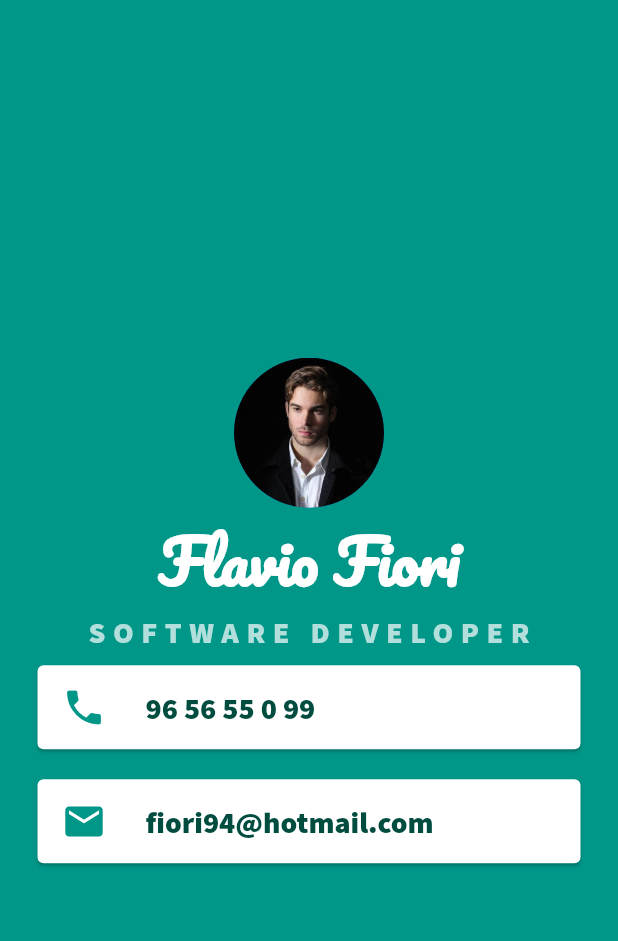
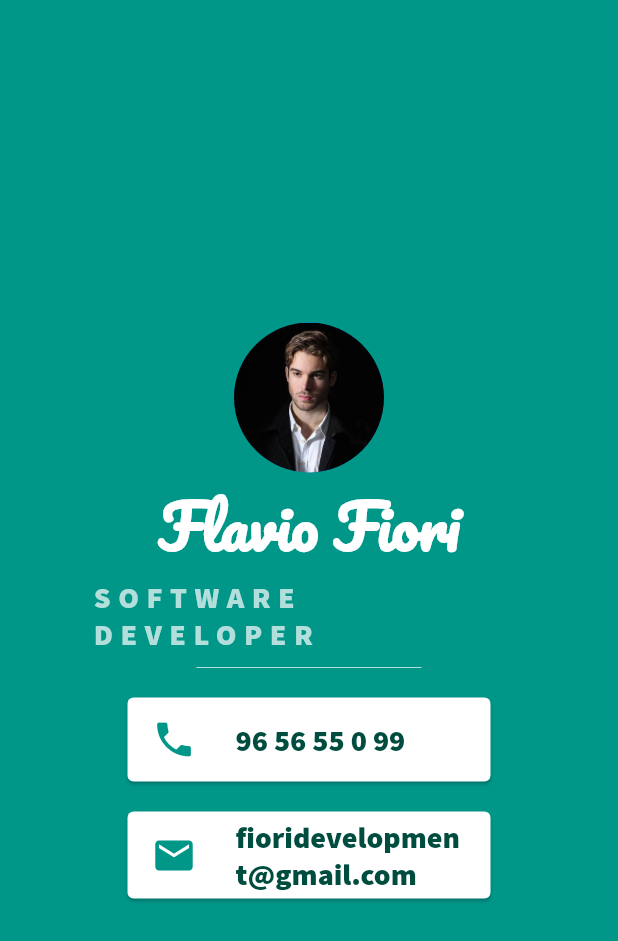
Before and after one commit to fiori/MiCard, a Flutter app: the screen it shows after launch, on a phone screen of 412 x 824 dp. Shown: the top 941 px of the screen. Run offline on Flutter 3.47's test engine with Material 2 defaults, Android fonts, the phone set to English and light mode, and no system bars.

Commit message:
MiCard finished, added padding to the Column widget

```diff
--- a/lib/main.dart
+++ b/lib/main.dart
@@ -11,6 +11,8 @@ class MyApp extends StatelessWidget {
           backgroundColor: Colors.teal,
           body: SafeArea(
             child: Center(
+              child: Padding(
+                padding: const EdgeInsets.all(60.0),
                 child: Column(
                   mainAxisAlignment: MainAxisAlignment.center,
                   children: <Widget>[
@@ -24,10 +26,17 @@ class MyApp extends StatelessWidget {
                       fontLetterSize: 40.0,
                     ),
                     customText('SOFTWARE DEVELOPER', 'SourceSansPro',
-                      haveLetterSpacing: true, fontColor: Colors.teal.shade100),
+                        haveLetterSpacing: true,
+                        fontColor: Colors.teal.shade100),
+                    SizedBox(
+                      height: 20.0,
+                      width: 150.0,
+                      child: Divider(color: Colors.teal.shade100),
+                    ),
                     customContainer(Icons.phone, '96 56 55 0 99'),
-                  customContainer(Icons.email, 'fiori94@hotmail.com'),
+                    customContainer(Icons.email, 'fioridevelopment@gmail.com'),
                   ],
+                ),
               ),
             ),
           )),
```
Lines whose indentation alone changed are shown as unchanged.
